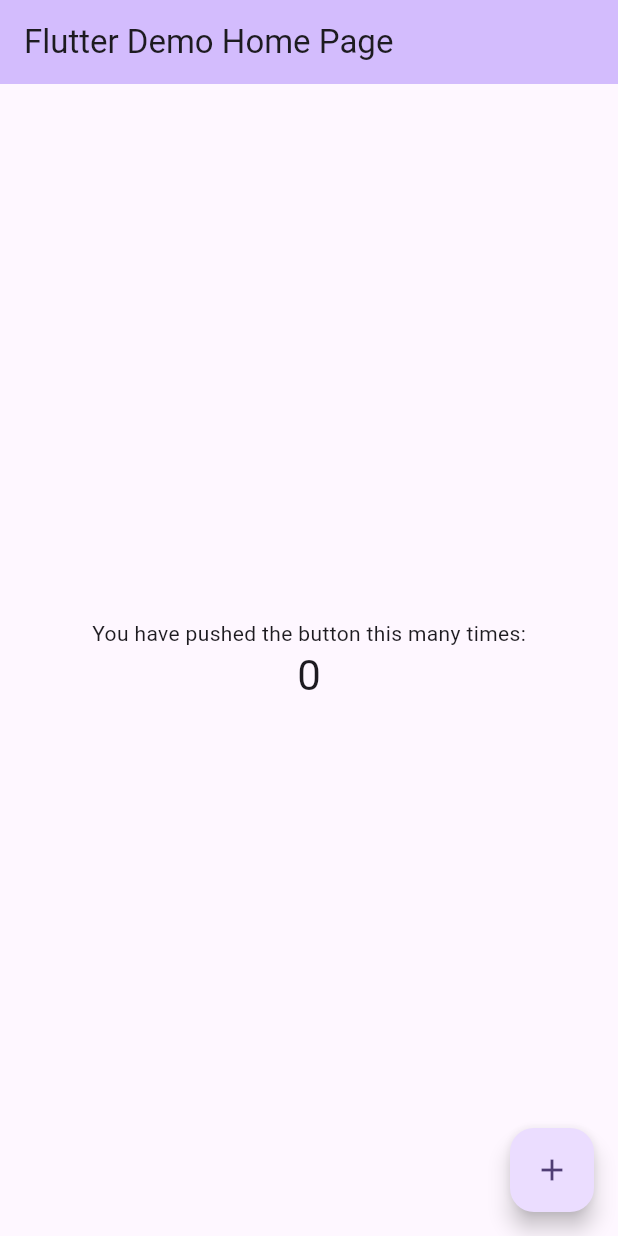
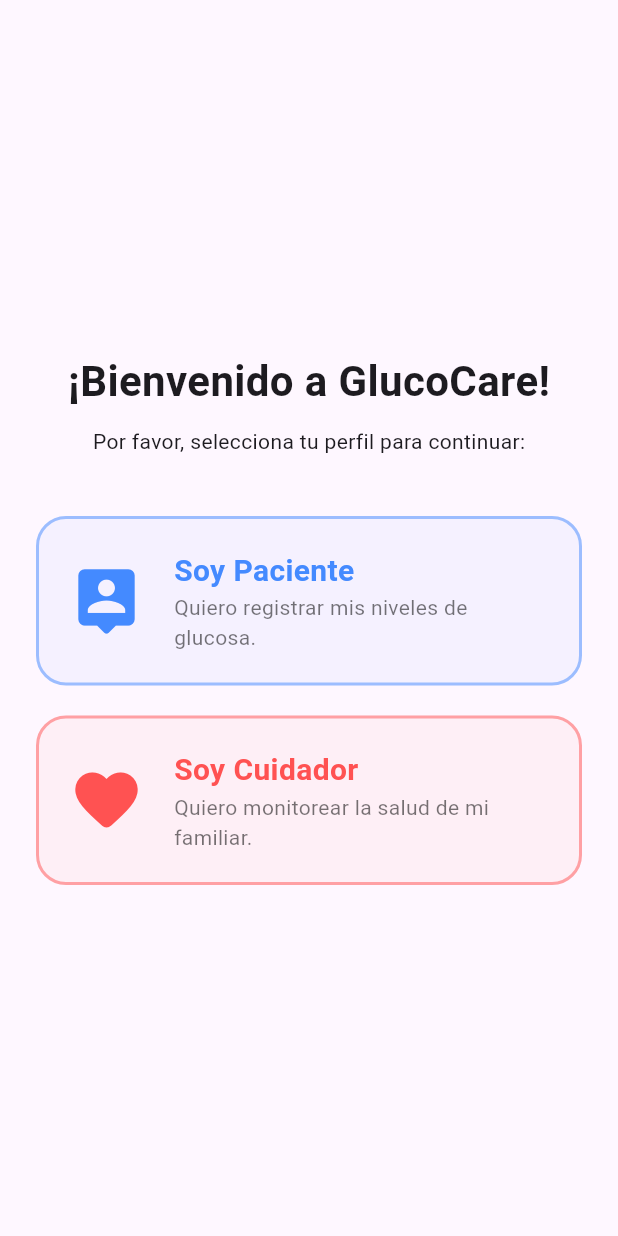
Before and after one commit to paalvarador/gluco_care_app, a Flutter app: the screen it shows after launch, on a phone screen of 412 x 824 dp. Run offline on Flutter 3.47's test engine with Material 3 defaults, Android fonts, the phone set to English and light mode, and no system bars; our stand-ins replace cloud_firestore, firebase_auth, firebase_core; accounts and stored records are empty.

Commit message:
feat: Creacion de pantalla de role y de registro a la app

```diff
--- a/lib/main.dart
+++ b/lib/main.dart
@@ -1,122 +1,26 @@
 import 'package:flutter/material.dart';
+import 'package:firebase_core/firebase_core.dart';
+import 'screens/role_selection_screen.dart'; // Importa tu pantalla
+import 'firebase_options.dart';
 
-void main() {
+void main() async {
+  WidgetsFlutterBinding.ensureInitialized();
+  await Firebase.initializeApp(
+    options: DefaultFirebaseOptions.currentPlatform,
+  );
   runApp(const MyApp());
 }
 
 class MyApp extends StatelessWidget {
   const MyApp({super.key});
 
-  // This widget is the root of your application.
   @override
   Widget build(BuildContext context) {
     return MaterialApp(
-      title: 'Flutter Demo',
-      theme: ThemeData(
-        // This is the theme of your application.
-        //
-        // TRY THIS: Try running your application with "flutter run". You'll see
-        // the application has a purple toolbar. Then, without quitting the app,
-        // try changing the seedColor in the colorScheme below to Colors.green
-        // and then invoke "hot reload" (save your changes or press the "hot
-        // reload" button in a Flutter-supported IDE, or press "r" if you used
-        // the command line to start the app).
-        //
-        // Notice that the counter didn't reset back to zero; the application
-        // state is not lost during the reload. To reset the state, use hot
-        // restart instead.
-        //
-        // This works for code too, not just values: Most code changes can be
-        // tested with just a hot reload.
-        colorScheme: .fromSeed(seedColor: Colors.deepPurple),
-      ),
-      home: const MyHomePage(title: 'Flutter Demo Home Page'),
+      title: 'GlucoCare',
+      debugShowCheckedModeBanner: false,
+      theme: ThemeData(primarySwatch: Colors.blue, useMaterial3: true),
+      home: const RoleSelectionScreen(), // Iniciamos con la selección
     );
   }
 }
-
-class MyHomePage extends StatefulWidget {
-  const MyHomePage({super.key, required this.title});
-
-  // This widget is the home page of your application. It is stateful, meaning
-  // that it has a State object (defined below) that contains fields that affect
-  // how it looks.
-
-  // This class is the configuration for the state. It holds the values (in this
-  // case the title) provided by the parent (in this case the App widget) and
-  // used by the build method of the State. Fields in a Widget subclass are
-  // always marked "final".
-
-  final String title;
-
-  @override
-  State<MyHomePage> createState() => _MyHomePageState();
-}
-
-class _MyHomePageState extends State<MyHomePage> {
-  int _counter = 0;
-
-  void _incrementCounter() {
-    setState(() {
-      // This call to setState tells the Flutter framework that something has
-      // changed in this State, which causes it to rerun the build method below
-      // so that the display can reflect the updated values. If we changed
-      // _counter without calling setState(), then the build method would not be
-      // called again, and so nothing would appear to happen.
-      _counter++;
-    });
-  }
-
-  @override
-  Widget build(BuildContext context) {
-    // This method is rerun every time setState is called, for instance as done
-    // by the _incrementCounter method above.
-    //
-    // The Flutter framework has been optimized to make rerunning build methods
-    // fast, so that you can just rebuild anything that needs updating rather
-    // than having to individually change instances of widgets.
-    return Scaffold(
-      appBar: AppBar(
-        // TRY THIS: Try changing the color here to a specific color (to
-        // Colors.amber, perhaps?) and trigger a hot reload to see the AppBar
-        // change color while the other colors stay the same.
-        backgroundColor: Theme.of(context).colorScheme.inversePrimary,
-        // Here we take the value from the MyHomePage object that was created by
-        // the App.build method, and use it to set our appbar title.
-        title: Text(widget.title),
-      ),
-      body: Center(
-        // Center is a layout widget. It takes a single child and positions it
-        // in the middle of the parent.
-        child: Column(
-          // Column is also a layout widget. It takes a list of children and
-          // arranges them vertically. By default, it sizes itself to fit its
-          // children horizontally, and tries to be as tall as its parent.
-          //
-          // Column has various properties to control how it sizes itself and
-          // how it positions its children. Here we use mainAxisAlignment to
-          // center the children vertically; the main axis here is the vertical
-          // axis because Columns are vertical (the cross axis would be
-          // horizontal).
-          //
-          // TRY THIS: Invoke "debug painting" (choose the "Toggle Debug Paint"
-          // action in the IDE, or press "p" in the console), to see the
-          // wireframe for each widget.
-          mainAxisAlignment: .center,
-          children: [
-            const Text('You have pushed the button this many times:'),
-            Text(
-              '$_counter',
-              style: Theme.of(context).textTheme.headlineMedium,
-            ),
-          ],
-        ),
-      ),
-      floatingActionButton: FloatingActionButton(
-        onPressed: _incrementCounter,
-        tooltip: 'Increment',
-        child: const Icon(Icons.add),
-      ),
-    );
-  }
-}
--- /dev/null
+++ b/lib/screens/role_selection_screen.dart
@@ -0,0 +1,87 @@
+import 'package:flutter/material.dart';
+import 'package:gluco_care_app/screens/register_screen.dart';
+
+class RoleSelectionScreen extends StatelessWidget {
+  const RoleSelectionScreen({super.key});
+
+  @override
+  Widget build(BuildContext context) {
+    return Scaffold(
+      body: SafeArea(
+        child: Padding(
+          padding: const EdgeInsets.all(24.0),
+          child: Column(
+            mainAxisAlignment: MainAxisAlignment.center,
+            children: [
+              const Text(
+                "¡Bienvenido a GlucoCare!",
+                style: TextStyle(fontSize: 28, fontWeight: FontWeight.bold),
+              ),
+              const SizedBox(height: 10),
+              const Text("Por favor, selecciona tu perfil para continuar:"),
+              const SizedBox(height: 40),
+
+              // Tarjeta para el Paciente (Tu mamá)
+              _buildRoleCard(
+                context,
+                title: "Soy Paciente",
+                subtitle: "Quiero registrar mis niveles de glucosa.",
+                icon: Icons.person_pin_rounded,
+                color: Colors.blueAccent,
+                onTap: () {
+                  Navigator.push(context, MaterialPageRoute(builder: (context) => const RegisterScreen(role: 'patient')));
+                },
+              ),
+
+              const SizedBox(height: 20),
+
+              // Tarjeta para el Cuidador (Tú)
+              _buildRoleCard(
+                context,
+                title: "Soy Cuidador",
+                subtitle: "Quiero monitorear la salud de mi familiar.",
+                icon: Icons.favorite_rounded,
+                color: Colors.redAccent,
+                onTap: () {
+                  Navigator.push(context, MaterialPageRoute(builder: (context) => const RegisterScreen(role: 'caregiver')));
+                },
+              ),
+            ],
+          ),
+        ),
+      ),
+    );
+  }
+
+  Widget _buildRoleCard(BuildContext context,
+      {required String title, required String subtitle, required IconData icon, required Color color, required VoidCallback onTap}) {
+    return InkWell(
+      onTap: onTap,
+      borderRadius: BorderRadius.circular(20),
+      child: Container(
+        width: double.infinity,
+        padding: const EdgeInsets.all(20),
+        decoration: BoxDecoration(
+          borderRadius: BorderRadius.circular(20),
+          border: Border.all(color: color.withOpacity(0.5), width: 2),
+          color: color.withOpacity(0.05),
+        ),
+        child: Row(
+          children: [
+            Icon(icon, size: 50, color: color),
+            const SizedBox(width: 20),
+            Expanded(
+              child: Column(
+                crossAxisAlignment: CrossAxisAlignment.start,
+                children: [
+                  Text(title, style: TextStyle(fontSize: 20, fontWeight: FontWeight.bold, color: color)),
+                  Text(subtitle, style: const TextStyle(fontSize: 14, color: Colors.black54)),
+                ],
+              ),
+            ),
+          ],
+        ),
+      ),
+    );
+  }
+}
```
Also changed, not shown: lib/screens/register_screen.dart (added, +90 -0 lines), lib/services/auth_service.dart (added, +38 -0 lines), pubspec.yaml (+7 -0 lines), pubspec.lock, 12 other files.
